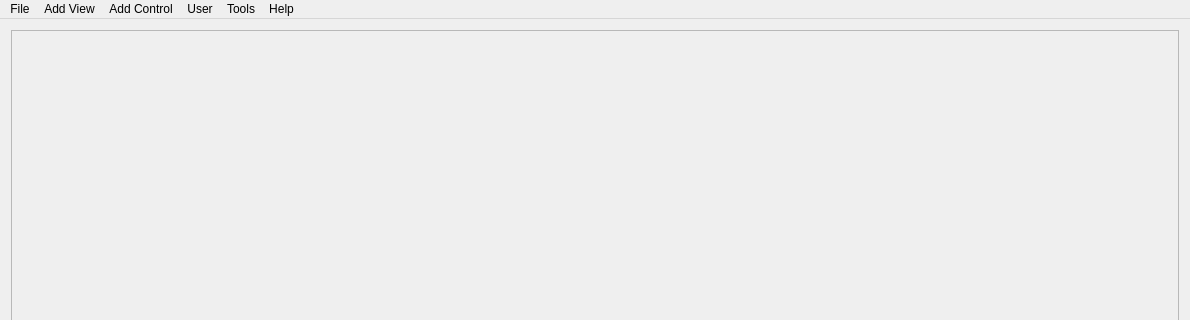
Old version of the form ui/mainwindow.ui in the repository johnbatzer18/biomech_flexsea-plan; both pictures show x 0 to 1190 and y 0 to 320 of the 1190 by 867 pixel window.
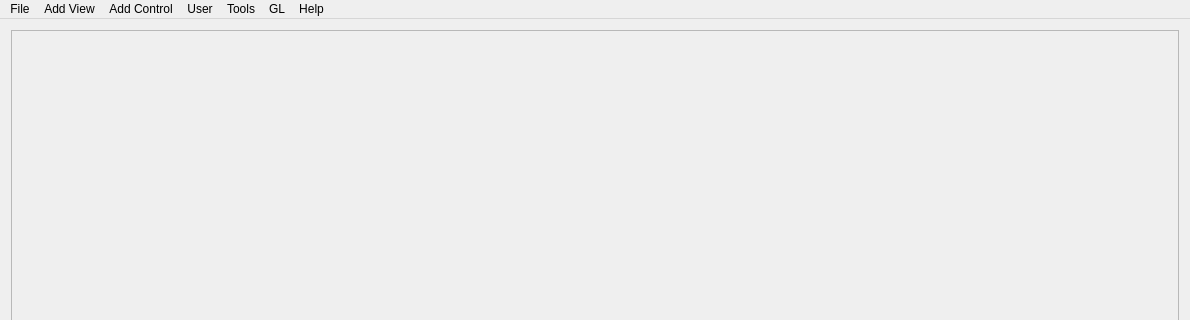
New version of the form.

```diff
--- a/ui/mainwindow.ui
+++ b/ui/mainwindow.ui
@@ -128,11 +128,17 @@
     <addaction name="separator"/>
     <addaction name="actionRIC_NU_Knee"/>
    </widget>
+   <widget class="QMenu" name="menuGL">
+    <property name="title">
+     <string>GL</string>
+    </property>
+   </widget>
    <addaction name="menuFile"/>
    <addaction name="menuView"/>
    <addaction name="menuControl"/>
    <addaction name="menuUser"/>
    <addaction name="menuTools"/>
+   <addaction name="menuGL"/>
    <addaction name="menuHelp"/>
   </widget>
   <widget class="QStatusBar" name="statusBar"/>
```
Left out of the diff: 15 changed lines with no effect on the pictures.
